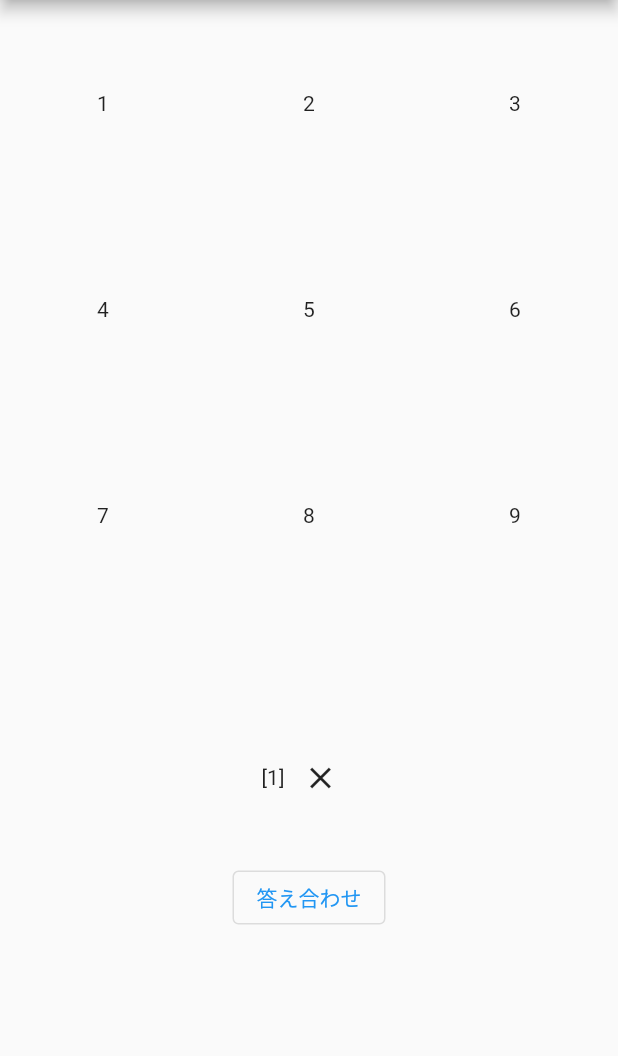
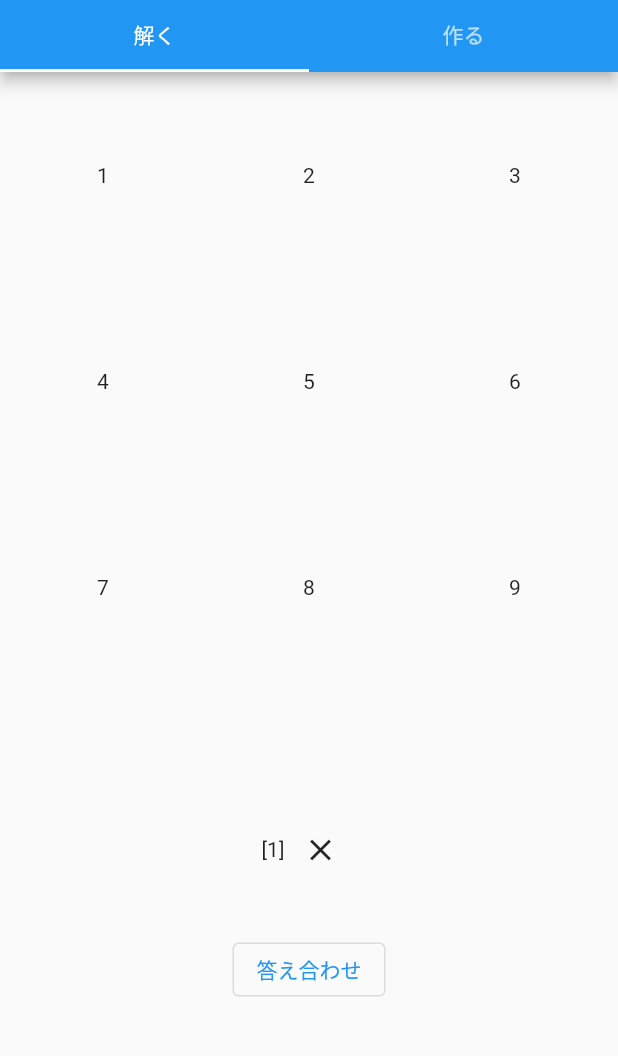
Before and after one commit to iMago-Engineer/learn-2023-02-lab-intrusion, a Flutter app: the screen it shows after launch, after a tap on an icon or button, on a phone screen of 412 x 824 dp, the part 84-1140 px from its top. Run offline on Flutter 3.47's test engine with Material 2 defaults, Android fonts, the phone set to English and light mode, and no system bars; our stand-ins replace flutter_riverpod, riverpod_annotation; generated files the repository leaves out were written again.

Commit message:
duplicate solve view for make view

```diff
--- /dev/null
+++ b/frontend/lib/input_password_during_solve_provider.dart
@@ -0,0 +1,17 @@
+import 'package:flutter_riverpod/flutter_riverpod.dart';
+
+final inputPasswordDuringSolveProvider =
+    StateNotifierProvider<InputPasswordDuringSolveNotifier, List<int>>(
+        (ref) => InputPasswordDuringSolveNotifier([]));
+
+class InputPasswordDuringSolveNotifier extends StateNotifier<List<int>> {
+  InputPasswordDuringSolveNotifier(super.state);
+
+  void addInput(int key) {
+    state = [...state, key];
+  }
+
+  void reset() {
+    state = [];
+  }
+}
--- a/frontend/lib/input_password_provider.dart
+++ /dev/null
@@ -1,18 +0,0 @@
-
-import 'package:flutter_riverpod/flutter_riverpod.dart';
-
-final inputPasswordProvider =
-    StateNotifierProvider<InputPasswordNotifier, List<int>>(
-        (ref) => InputPasswordNotifier([]));
-
-class InputPasswordNotifier extends StateNotifier<List<int>> {
-  InputPasswordNotifier(super.state);
-
-  void addInput(int key) {
-    state = [...state, key];
-  }
-
-  void reset() {
-    state = [];
-  }
-}
--- a/frontend/lib/main.dart
+++ b/frontend/lib/main.dart
@@ -1,9 +1,7 @@
-import 'package:flutter/foundation.dart';
 import 'package:flutter/material.dart';
 import 'package:flutter_riverpod/flutter_riverpod.dart';
-import 'package:lab_intrusion/correct_password_provider.dart';
-import 'package:lab_intrusion/input_keys_provider.dart';
-import 'package:lab_intrusion/input_password_provider.dart';
+import 'package:lab_intrusion/make_view.dart';
+import 'package:lab_intrusion/solve_view.dart';
 
 void main() {
   runApp(const ProviderScope(child: MyApp()));
@@ -12,7 +10,6 @@ void main() {
 class MyApp extends StatelessWidget {
   const MyApp({super.key});
 
-  // This widget is the root of your application.
   @override
   Widget build(BuildContext context) {
     return MaterialApp(
@@ -25,93 +22,34 @@ class MyApp extends StatelessWidget {
   }
 }
 
-class HomeView extends ConsumerWidget {
+class HomeView extends StatelessWidget {
   const HomeView({super.key});
 
   @override
-  Widget build(BuildContext context, WidgetRef ref) {
-    return Scaffold(
-      appBar: AppBar(title: const Text('ラボ室侵入ゲーム')),
-      body: Column(
-        children: [
-          ConstrainedBox(
-            constraints: BoxConstraints(
-              maxHeight: MediaQuery.of(context).size.height * 0.6,
+  Widget build(BuildContext context) {
+    final tabs = [
+      const Tab(text: '解く'),
+      const Tab(text: '作る'),
+    ];
+
+    final tabViews = [
+      const SolveView(),
+      const MakeView(),
+    ];
+
+    return DefaultTabController(
+      length: tabs.length,
+      child: Builder(
+        builder: (BuildContext context) {
+          return Scaffold(
+            appBar: AppBar(
+              title: const Text('ラボ室侵入ゲーム'),
+              bottom: TabBar(tabs: tabs),
             ),
-            child: GridView.count(
-              crossAxisCount: 3,
-              children: ref
-                  .watch(inputKeysProvider)
-                  .map(
-                    (key) => InkWell(
-                      child: Container(
-                        color: Colors.grey.withAlpha(key.alpha),
-                        alignment: Alignment.center,
-                        child: Text('${key.value}'),
-                      ),
-                      onTap: () {
-                        ref
-                            .read(inputPasswordProvider.notifier)
-                            .addInput(key.value);
-                      },
-                    ),
-                  )
-                  .toList(),
-            ),
-          ),
-          Padding(
-            padding: const EdgeInsets.only(bottom: 32),
-            child: Row(
-              mainAxisAlignment: MainAxisAlignment.center,
-              children: [
-                Text('${ref.watch(inputPasswordProvider)}'),
-                IconButton(
-                  onPressed: ref.read(inputPasswordProvider.notifier).reset,
-                  icon: const Icon(Icons.close),
-                )
-              ],
-            ),
-          ),
-          OutlinedButton(
-            onPressed: () {
-              final input = ref.watch(inputPasswordProvider);
-              final correct = ref.watch(correctPasswordProvider);
-              if (kDebugMode) {
-                print('input: $input');
-                print('correct: $correct');
-                print('equal?: ${listEquals(input, correct)}');
-              }
-
-              final result = listEquals(input, correct);
-              showDialog(
-                context: context,
-                builder: (context) => ResultDialog(result: result),
-              );
-
-              ref.read(inputPasswordProvider.notifier).reset();
-            },
-            child: const Text('答え合わせ'),
-          )
-        ],
+            body: TabBarView(children: tabViews),
+          );
+        },
       ),
     );
   }
 }
-
-class ResultDialog extends StatelessWidget {
-  const ResultDialog({super.key, required this.result});
-
-  final bool result;
-
-  @override
-  Widget build(BuildContext context) {
-    final text = result ? '正解です' : '不正解です';
-
-    return Dialog(
-      child: Text(
-        text,
-        textAlign: TextAlign.center,
-      ),
-    );
-  }
-}
--- /dev/null
+++ b/frontend/lib/solve_view.dart
@@ -0,0 +1,78 @@
+import 'package:flutter/foundation.dart';
+import 'package:flutter/material.dart';
+import 'package:flutter_riverpod/flutter_riverpod.dart';
+import 'package:lab_intrusion/correct_password_provider.dart';
+import 'package:lab_intrusion/input_keys_provider.dart';
+import 'package:lab_intrusion/input_password_during_solve_provider.dart';
+import 'package:lab_intrusion/result_dialog.dart';
+
+class SolveView extends ConsumerWidget {
+  const SolveView({super.key});
+
+  @override
+  Widget build(BuildContext context, WidgetRef ref) {
+    return Column(
+      children: [
+        ConstrainedBox(
+          constraints: BoxConstraints(
+            maxHeight: MediaQuery.of(context).size.height * 0.6,
+          ),
+          child: GridView.count(
+            crossAxisCount: 3,
+            children: ref
+                .watch(inputKeysProvider)
+                .map(
+                  (key) => InkWell(
+                    child: Container(
+                      color: Colors.grey.withAlpha(key.alpha),
+                      alignment: Alignment.center,
+                      child: Text('${key.value}'),
+                    ),
+                    onTap: () {
+                      ref
+                          .read(inputPasswordDuringSolveProvider.notifier)
+                          .addInput(key.value);
+                    },
+                  ),
+                )
+                .toList(),
+          ),
+        ),
+        Padding(
+          padding: const EdgeInsets.only(bottom: 32),
+          child: Row(
+            mainAxisAlignment: MainAxisAlignment.center,
+            children: [
+              Text('${ref.watch(inputPasswordDuringSolveProvider)}'),
+              IconButton(
+                onPressed:
+                    ref.read(inputPasswordDuringSolveProvider.notifier).reset,
+                icon: const Icon(Icons.close),
+              )
+            ],
+          ),
+        ),
+        OutlinedButton(
+          onPressed: () {
+            final input = ref.watch(inputPasswordDuringSolveProvider);
+            final correct = ref.watch(correctPasswordProvider);
+            if (kDebugMode) {
+              print('input: $input');
+              print('correct: $correct');
+              print('equal?: ${listEquals(input, correct)}');
+            }
+
+            final result = listEquals(input, correct);
+            showDialog(
+              context: context,
+              builder: (context) => ResultDialog(result: result),
+            );
+
+            ref.read(inputPasswordDuringSolveProvider.notifier).reset();
+          },
+          child: const Text('答え合わせ'),
+        )
+      ],
+    );
+  }
+}
```
Also changed, not shown: frontend/lib/input_keys_provider.dart (+7 -0 lines), frontend/lib/input_password_during_make_provider.dart (added, +48 -0 lines), frontend/lib/make_view.dart (added, +59 -0 lines), frontend/lib/result_dialog.dart (added, +19 -0 lines).
